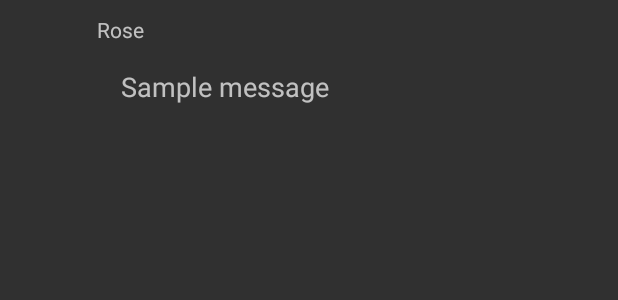
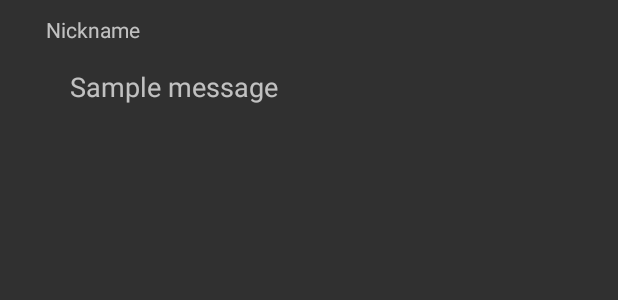
Before and after one commit to s1lobnig/DI-4_ScotlandYard, an Android app: the layout received_message.xml on its own in the app's theme, with its tools: preview values and no code run, on a phone screen of 412 x 824 dp. Shown: the top 300 px of the screen. Run offline under Robolectric (Android 15) with nearby library versions, the phone set to English and light mode, and no system bars.

Commit message:
Added Adapter for presenting the send and received messages

```diff
--- a/app/src/main/java/com/example/scotlandyard/Message.java
+++ b/app/src/main/java/com/example/scotlandyard/Message.java
@@ -5,6 +5,7 @@ import java.io.Serializable;
 public class Message implements Serializable {
 
     private String message;
+    private boolean belongsToCurrentUser; // is this message sent by us?
 
     private Message() {
     }
@@ -20,4 +21,8 @@ public class Message implements Serializable {
     public void setMessage(String message) {
         this.message = message;
     }
+
+    public boolean isBelongsToCurrentUser() {
+        return belongsToCurrentUser;
+    }
 }
--- a/app/src/main/res/drawable/circle.xml
+++ /dev/null
@@ -1,6 +0,0 @@
-<?xml version="1.0" encoding="utf-8"?>
-<selector xmlns:android="http://schemas.android.com/apk/res/android">
-    <shape xmlns:android="http://schemas.android.com/apk/res/android" android:shape="oval">
-        <solid android:color="@color/colorPrimary"/>
-    </shape>
-</selector>
--- a/app/src/main/res/drawable/ic_received_message.xml
+++ b/app/src/main/res/drawable/ic_received_message.xml
@@ -2,7 +2,7 @@
 <selector xmlns:android="http://schemas.android.com/apk/res/android">
     <shape xmlns:android="http://schemas.android.com/apk/res/android"
         android:shape="rectangle">
-        <solid android:color="#fff" />
+        <solid android:color="@color/colorLightGrey" />
         <corners android:topLeftRadius="5dp" android:radius="15dp" />
     </shape>
 </selector>
--- a/app/src/main/res/layout/activity_game_list.xml
+++ b/app/src/main/res/layout/activity_game_list.xml
@@ -6,6 +6,7 @@
     android:layout_height="match_parent"
     tools:context=".GameList"
     android:background="@color/background"
+
     android:theme="@style/AppTheme.ActionBar">
 
     <android.support.design.widget.AppBarLayout
--- a/app/src/main/res/layout/received_message.xml
+++ b/app/src/main/res/layout/received_message.xml
@@ -7,23 +7,13 @@
     android:paddingRight="60dp"
     android:clipToPadding="false">
 
-    <View
-        android:id="@+id/avatar"
-        android:layout_alignParentLeft="true"
-        android:scaleType="centerInside"
-        android:background="@drawable/circle"
-        android:layout_width="34dp"
-        android:layout_height="34dp" />
-
     <TextView
         android:id="@+id/name"
         android:layout_marginLeft="15dp"
-        android:layout_toRightOf="@+id/avatar"
-        android:layout_alignTop="@+id/avatar"
         android:layout_width="wrap_content"
         android:layout_height="wrap_content"
         android:paddingBottom="4dp"
-        android:text="Rose"/>
+        android:text="Nickname"/>
 
     <TextView
         android:layout_width="wrap_content"
--- a/app/src/main/res/layout/sent_message.xml
+++ b/app/src/main/res/layout/sent_message.xml
@@ -13,7 +13,7 @@
             android:layout_height="wrap_content"
             android:id="@+id/message_body"
             android:background="@drawable/ic_sent_message"
-            android:textColor="#fff"
+            android:textColor="@color/colorText"
             android:padding="10dp"
             android:elevation="2dp"
             android:textSize="18dp"
--- a/app/src/main/res/values/colors.xml
+++ b/app/src/main/res/values/colors.xml
@@ -5,6 +5,6 @@
     <color name="colorAccent">#DF5D6C</color>
     <color name="colorLightGrey">#918F8F</color>
     <color name="colorText">#FFFFFF</color>
-    <color name="background">#C7C6C6</color>
+    <color name="background">#363434</color>
     <color name="YELLOW">#FFF200</color>
 </resources>
```
Also changed, not shown: app/src/main/java/com/example/scotlandyard/MessageAdapter.java (added, +76 -0 lines), app/src/main/java/com/example/scotlandyard/messanger.java (+22 -18 lines), app/src/main/res/drawable/ic_sent_message.xml (+3 -12 lines), app/src/main/res/layout/activity_messanger.xml (+5 -7 lines).
